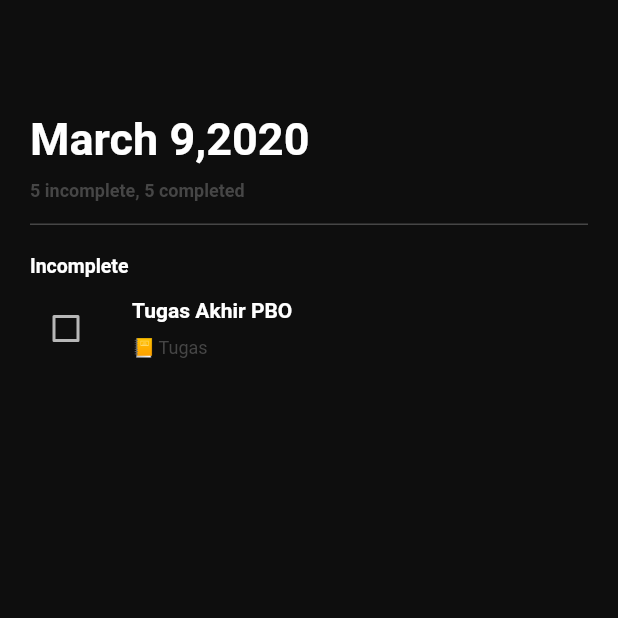
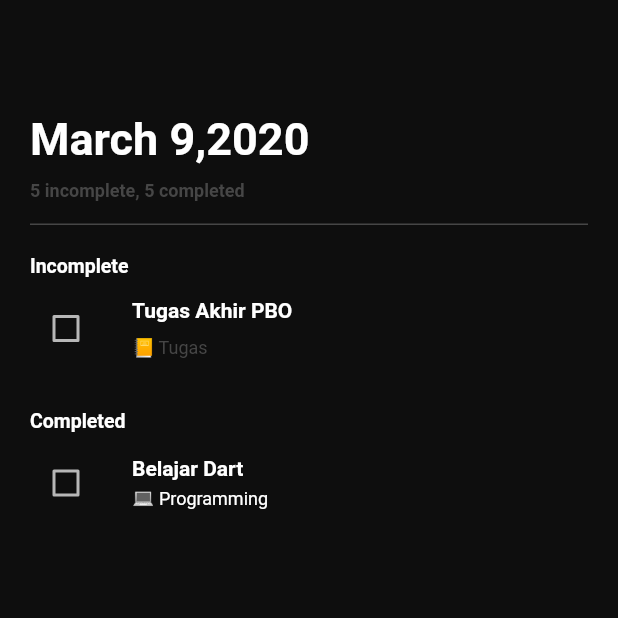
Before and after one commit to zakoraa/to-do-app, a Flutter app: the screen it shows after launch, on a phone screen of 412 x 824 dp, the top half of it. Run offline on Flutter 3.47's test engine with Material 2 defaults, Android fonts, the phone set to English and light mode, and no system bars.

Commit message:
[UPDATE] home page view

```diff
--- a/lib/module/home/view/home_view.dart
+++ b/lib/module/home/view/home_view.dart
@@ -1,5 +1,6 @@
 import 'package:flutter/material.dart';
 import 'package:todoapp/module/home/widgets/app_bar_home.dart';
+import 'package:todoapp/module/home/widgets/completed.dart';
 import 'package:todoapp/module/home/widgets/incomplete.dart';
 
 class HomeView extends StatelessWidget {
@@ -21,7 +22,11 @@ class HomeView extends StatelessWidget {
                   crossAxisAlignment: CrossAxisAlignment.start,
                   children: [
                     SizedBox(height: HomeAppBar.heightAppBar + 20),
-                    Incomplete()
+                    Incomplete(),
+                    SizedBox(
+                      height: 20.0,
+                    ),
+                    Completed()
                   ],
                 ),
               ),
--- a/lib/module/home/widgets/incomplete_content.dart.dart
+++ b/lib/module/home/widgets/incomplete_content.dart.dart
@@ -6,13 +6,13 @@ class IncompleteContent extends StatelessWidget {
 
   @override
   Widget build(BuildContext context) {
-    return SizedBox(
+    return Container(
+      padding: const EdgeInsets.only(bottom: 10),
       width: MediaQuery.of(context).size.width,
       child: Row(
         children: [
           Checkbox(
-            value:
-                const bool.fromEnvironment("incomplete", defaultValue: false),
+            value: false,
             onChanged: (value) {},
           ),
           const SizedBox(
```
